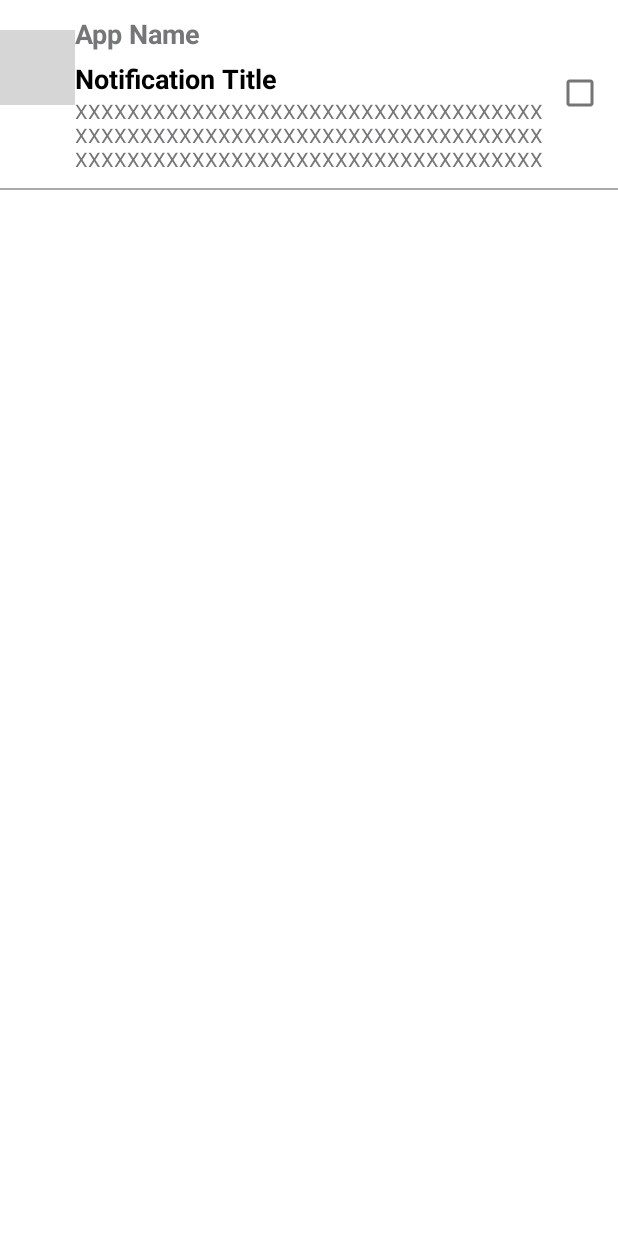
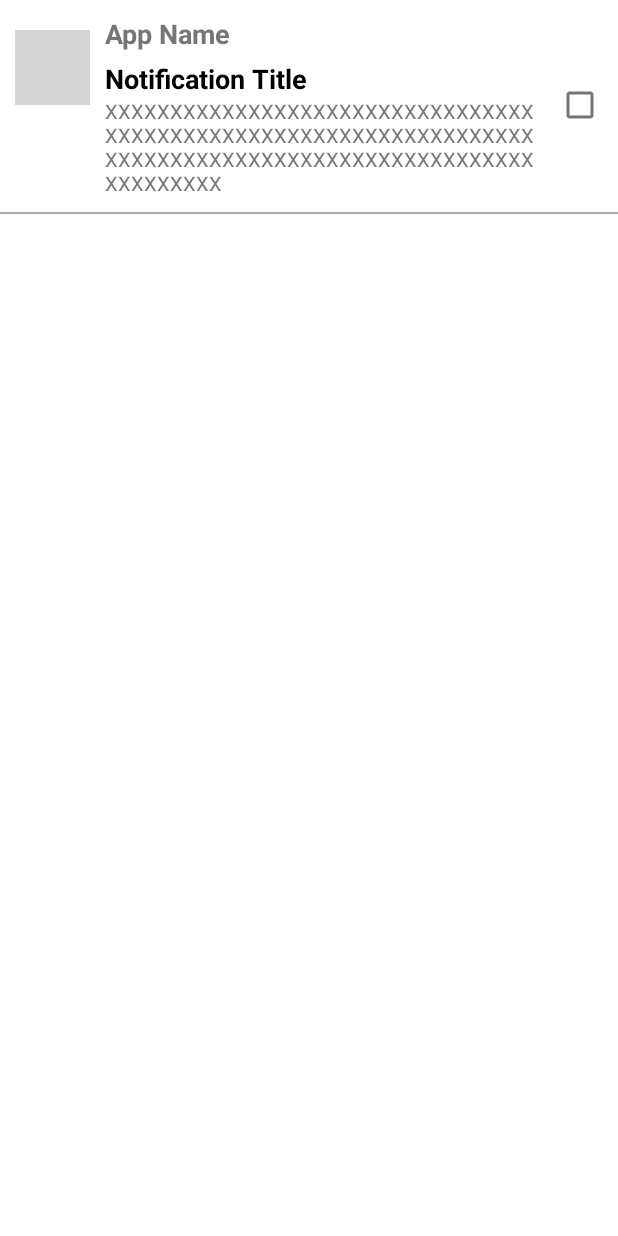
Before and after one commit to tjysdsg/notification_remover, an Android app: the layout notification_item_view.xml on its own in the app's theme, with its tools: preview values and no code run, on a phone screen of 412 x 824 dp. Run offline under Robolectric (Android 15) with nearby library versions, the phone set to English and light mode, and no system bars; grey boxes are pictures that could not be loaded.

Commit message:
Adjust notification item icon display

```diff
--- a/app/src/main/java/com/tjysdsg/notification_remover/NotificationListAdapter.java
+++ b/app/src/main/java/com/tjysdsg/notification_remover/NotificationListAdapter.java
@@ -54,7 +54,7 @@ public class NotificationListAdapter extends RecyclerView.Adapter<NotificationLi
             // set icon
             var sbn = notification.getSbn();
             Bundle extras = sbn.getNotification().extras;
-            // icon.setImageIcon(sbn.getNotification().getSmallIcon());
+            icon.setImageIcon(sbn.getNotification().getSmallIcon());
 
             // app name
             String appName_ = null;
--- a/app/src/main/res/layout/notification_item_view.xml
+++ b/app/src/main/res/layout/notification_item_view.xml
@@ -17,6 +17,7 @@
             android:id="@+id/notification_icon"
             android:layout_width="50dp"
             android:layout_height="50dp"
+            android:layout_margin="10dp"
             android:layout_marginTop="10dp"
             android:contentDescription="@string/notification_icon_content_desc"
             tools:srcCompat="@tools:sample/avatars" />
```
